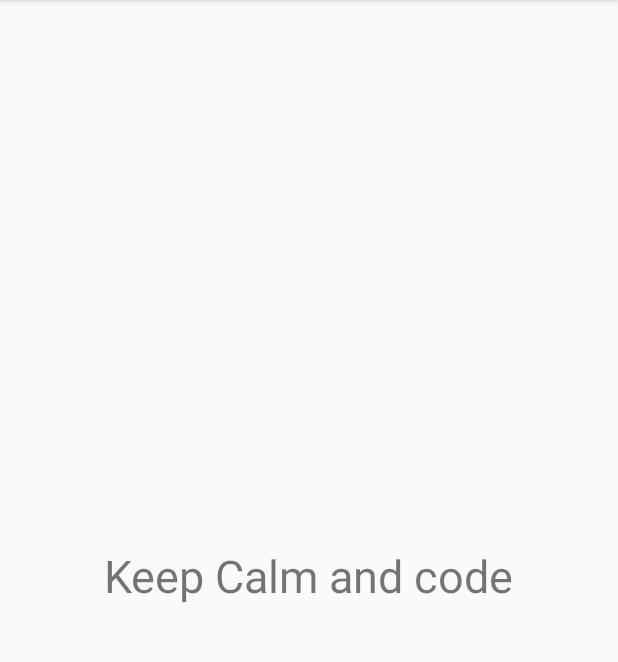
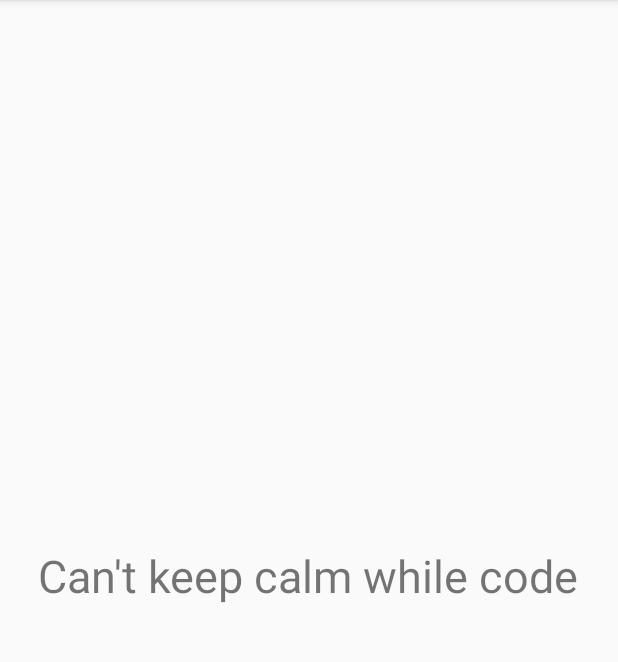
Before and after one commit to developershivamshukla/ClamBlaster, an Android app: the screen it shows after launch (MainActivity), on a phone screen of 412 x 824 dp, the part 84-746 px from its top. Run offline under Robolectric (Android 15) with nearby library versions, the phone set to English and light mode, and no system bars.

Commit message:
Changed the label text

```diff
--- a/app/src/main/res/layout/activity_main.xml
+++ b/app/src/main/res/layout/activity_main.xml
@@ -13,6 +13,6 @@
         android:layout_height="wrap_content"
         android:layout_centerHorizontal="true"
         android:layout_centerVertical="true"
-        android:text="@string/keep_calm_and_code"
+        android:text="@string/can_t_keep_calm_while_code"
         android:textSize="30sp"/>
 </RelativeLayout>
--- a/app/src/main/res/values/strings.xml
+++ b/app/src/main/res/values/strings.xml
@@ -1,4 +1,5 @@
 <resources>
     <string name="app_name">ClamBlaster</string>
     <string name="keep_calm_and_code">Keep Calm and code</string>
+    <string name="can_t_keep_calm_while_code">Can\'t keep calm while code</string>
 </resources>
```
